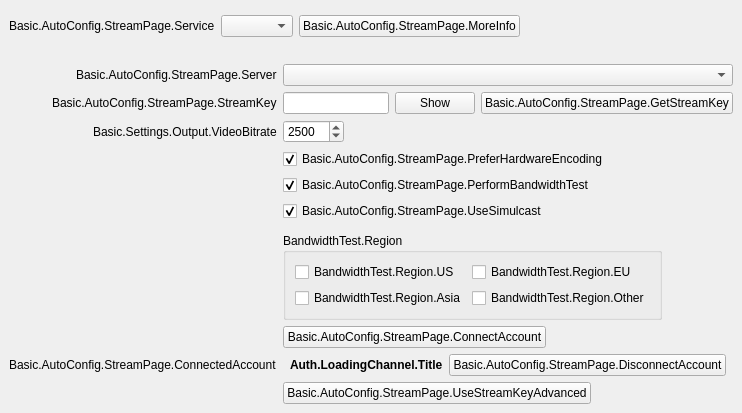
This is UI/forms/AutoConfigStreamPage.ui in exeldro/obs-studio as Qt 5 draws it before an edit. The edited form follows.
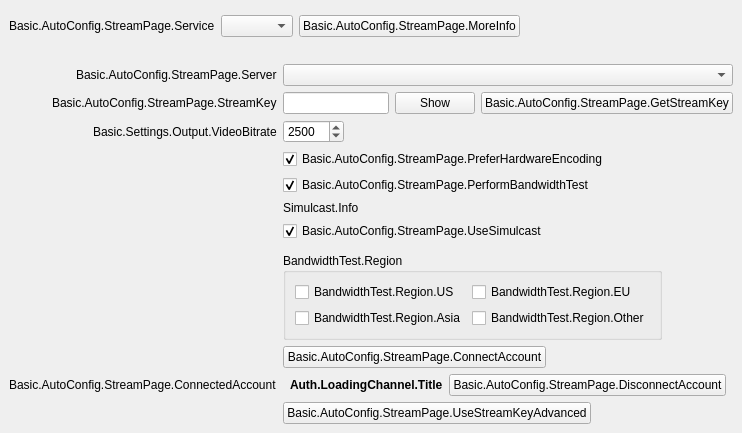
This is the edited form. Custom widgets are drawn as their Qt base class.

Commit message: UI: Add simulcast warning labels

```diff
--- a/UI/forms/AutoConfigStreamPage.ui
+++ b/UI/forms/AutoConfigStreamPage.ui
@@ -380,6 +380,22 @@
         </widget>
        </item>
        <item row="5" column="1">
+        <widget class="QLabel" name="simulcastInfo">
+         <property name="text">
+          <string>Simulcast.Info</string>
+         </property>
+         <property name="textFormat">
+          <enum>Qt::RichText</enum>
+         </property>
+         <property name="wordWrap">
+          <bool>true</bool>
+         </property>
+         <property name="openExternalLinks">
+          <bool>true</bool>
+         </property>
+        </widget>
+       </item>
+       <item row="6" column="1">
         <widget class="QCheckBox" name="useSimulcast">
          <property name="text">
           <string>Basic.AutoConfig.StreamPage.UseSimulcast</string>
@@ -389,7 +405,7 @@
          </property>
         </widget>
        </item>
-       <item row="7" column="1">
+       <item row="8" column="1">
         <widget class="QGroupBox" name="region">
          <property name="title">
           <string>BandwidthTest.Region</string>
@@ -426,7 +442,7 @@
          </layout>
         </widget>
        </item>
-       <item row="8" column="1">
+       <item row="9" column="1">
         <widget class="QPushButton" name="connectAccount2">
          <property name="cursor">
           <cursorShape>PointingHandCursor</cursorShape>
@@ -436,7 +452,7 @@
          </property>
         </widget>
        </item>
-       <item row="6" column="1">
+       <item row="7" column="1">
         <spacer name="verticalSpacer_2">
          <property name="orientation">
           <enum>Qt::Vertical</enum>
@@ -449,7 +465,7 @@
          </property>
         </spacer>
        </item>
-       <item row="9" column="1">
+       <item row="10" column="1">
         <layout class="QHBoxLayout" name="horizontalLayout_6">
          <property name="leftMargin">
           <number>7</number>
@@ -478,14 +494,14 @@
          </item>
         </layout>
        </item>
-       <item row="9" column="0">
+       <item row="10" column="0">
         <widget class="QLabel" name="connectedAccountLabel">
          <property name="text">
           <string>Basic.AutoConfig.StreamPage.ConnectedAccount</string>
          </property>
         </widget>
        </item>
-       <item row="10" column="0">
+       <item row="11" column="0">
         <spacer name="horizontalSpacer">
          <property name="orientation">
           <enum>Qt::Horizontal</enum>
@@ -498,7 +514,7 @@
          </property>
         </spacer>
        </item>
-       <item row="10" column="1">
+       <item row="11" column="1">
         <widget class="QPushButton" name="useStreamKeyAdv">
          <property name="text">
           <string>Basic.AutoConfig.StreamPage.UseStreamKeyAdvanced</string>
```
The commit also changes 6 other files.
